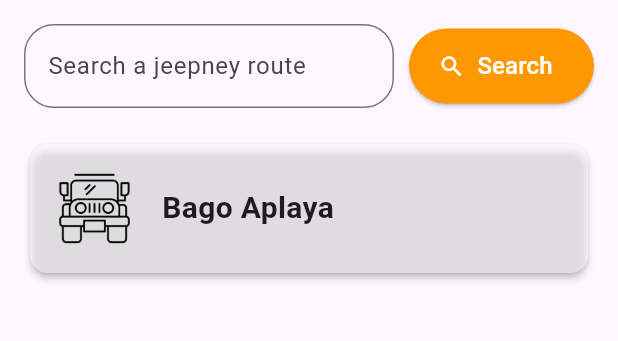
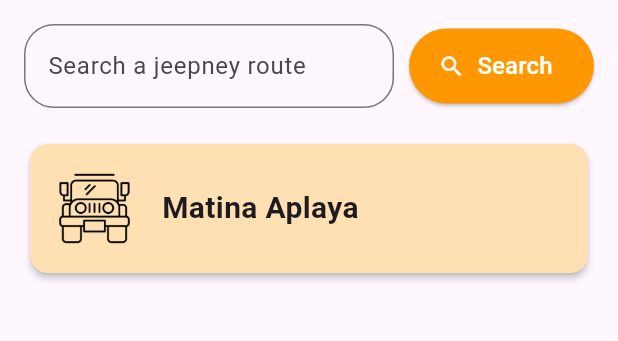
Before and after one commit to ZyroGlitch/KOMYUT, a Flutter app: the GooglemapScreen screen opened directly with empty values, after a tap on "Back", on a phone screen of 412 x 824 dp, the part 84-425 px from its top. Run offline on Flutter 3.47's test engine with Material 3 defaults, Android fonts, the phone set to English and light mode, and no system bars; our stand-ins replace file_picker, geolocator, google_maps_flutter, quickalert.

Commit message:
The Jeepney Tracker still on the progress.

```diff
--- a/lib/components/hotline.dart
+++ b/lib/components/hotline.dart
@@ -3,13 +3,11 @@ import 'package:flutter/material.dart';
 class Hotline extends StatelessWidget {
   const Hotline({
     super.key,
-    required this.backgroundColor,
     required this.hotline,
     required this.number,
     required this.image,
   });
 
-  final Color backgroundColor;
   final String hotline, number, image;
 
   @override
@@ -19,7 +17,7 @@ class Hotline extends StatelessWidget {
       shape: RoundedRectangleBorder(
         borderRadius: BorderRadius.circular(5.0),
       ),
-      color: backgroundColor,
+      color: Colors.orange[400],
       child: Padding(
         padding: const EdgeInsets.all(16.0),
         child: Column(
@@ -36,8 +34,8 @@ class Hotline extends StatelessWidget {
                 Text(
                   '$hotline \n$number',
                   style: TextStyle(
+                    fontSize: 16,
                     color: Colors.white,
-                    fontSize: 16,
                     fontWeight: FontWeight.bold,
                   ),
                 ),
--- a/lib/components/route_card.dart
+++ b/lib/components/route_card.dart
@@ -8,10 +8,12 @@ class RouteCard extends StatelessWidget {
     super.key,
     required this.routeName,
     required this.routeDirection,
+    required this.jeepneys,
   });
 
   final String routeName;
   final LatLng routeDirection;
+  final List<LatLng> jeepneys;
 
   @override
   Widget build(BuildContext context) {
@@ -22,12 +24,14 @@ class RouteCard extends StatelessWidget {
             builder: (context) => GooglemapScreen(
               destinationName: routeName,
               direction: routeDirection,
+              jeepneys: jeepneys,
             ),
           ),
         );
       },
       child: Card(
-        color: Colors.white54,
+        // color: Colors.white54,
+        color: Colors.orange[100],
         elevation: 2,
         child: Padding(
           padding: const EdgeInsets.all(18),
--- a/lib/landing.dart
+++ b/lib/landing.dart
@@ -1,5 +1,4 @@
 import 'package:flutter/material.dart';
-import 'package:komyut/frostedGlass.dart';
 import 'package:komyut/login_page.dart';
 
 class Landing extends StatelessWidget {
--- a/lib/main.dart
+++ b/lib/main.dart
@@ -1,6 +1,5 @@
 import 'package:flutter/material.dart';
 import 'package:komyut/landing.dart';
-import 'package:komyut/landing_page.dart';
 import 'package:komyut/login_page.dart';
 import 'package:komyut/pages/emergencyHotline_page.dart';
 import 'package:komyut/pages/home_page.dart';
@@ -27,7 +26,7 @@ class MyApp extends StatelessWidget {
     return MaterialApp(
       title: 'KOMYUT',
       debugShowCheckedModeBanner: false,
-      home: HomePage(),
+      home: SubscriptionPage(),
     );
   }
 }
--- a/lib/pages/home_page.dart
+++ b/lib/pages/home_page.dart
@@ -82,24 +82,35 @@ class _HomePageState extends State<HomePage> {
                 // Route Suggestions
                 SizedBox(height: 20),
                 RouteCard(
-                  routeName: 'Bago Aplaya',
-                  routeDirection:
-                      LatLng(7.0414018074710425, 125.52935128787122),
+                  routeName: 'Matina Aplaya',
+                  routeDirection: LatLng(7.0428252846035075, 125.5819558635912),
+                  jeepneys: [
+                    LatLng(7.06327477333032, 125.5989188107519),
+                    LatLng(7.067552404416505, 125.6021786429538),
+                  ],
                 ),
                 SizedBox(height: 5),
-                // RouteCard(routeName: 'Bangkal'),
+                // RouteCard(
+                //   routeName: 'Ecoland',
+                //   routeDirection: LatLng(7.048872894241014, 125.59570547420532),
+                // ),
                 // SizedBox(height: 5),
-                // RouteCard(routeName: 'Bo.Obrero'),
+                // RouteCard(
+                //   routeName: 'Claveria',
+                //   routeDirection: LatLng(7.070159357988616, 125.6114712519623),
+                // ),
                 // SizedBox(height: 5),
-                // RouteCard(routeName: 'Buhangin (via Dacudao)'),
+                // RouteCard(
+                //   routeName: 'Sta. Ana Ave',
+                //   routeDirection:
+                //       LatLng(7.0772005174468475, 125.61956608079798),
+                // ),
                 // SizedBox(height: 5),
-                // RouteCard(routeName: 'Buhangin (via JP Laurel)'),
+                // RouteCard(
+                //   routeName: 'Catalunan Pequeno',
+                //   routeDirection: LatLng(7.073299197794062, 125.52324846552237),
+                // ),
                 // SizedBox(height: 5),
-                // RouteCard(routeName: 'Bunawan (via Buhangin)'),
-                // SizedBox(height: 5),
-                // RouteCard(routeName: 'Bunawan (via Sasa)'),
-                // SizedBox(height: 5),
-                // RouteCard(routeName: 'Calinan'),
               ],
             ),
           ],
--- a/lib/pages/referral_program_page.dart
+++ b/lib/pages/referral_program_page.dart
@@ -112,7 +112,7 @@ class _ReferralProgramPageState extends State<ReferralProgramPage> {
                   icon: Icon(Icons.copy),
                   style: ElevatedButton.styleFrom(
                     fixedSize: Size(200, 40),
-                    backgroundColor: Colors.orangeAccent,
+                    backgroundColor: Colors.orange[400],
                     foregroundColor: Colors.white,
                     textStyle: TextStyle(fontWeight: FontWeight.bold),
                   ),
--- a/lib/pages/report_page.dart
+++ b/lib/pages/report_page.dart
@@ -54,7 +54,7 @@ class _ReportPageState extends State<ReportPage> {
                       onPressed: () {},
                       child: Text('All'),
                       style: OutlinedButton.styleFrom(
-                        backgroundColor: Colors.white,
+                        backgroundColor: Colors.cyan[100],
                         shape: RoundedRectangleBorder(
                           borderRadius: BorderRadius.circular(8),
                         ),
--- a/lib/payment_gateway/gcash.dart
+++ b/lib/payment_gateway/gcash.dart
@@ -70,7 +70,7 @@ class _GcashState extends State<Gcash> {
                 ),
                 SizedBox(height: 5),
                 Text(
-                  'php 200.00',
+                  'php 150.00',
                   style: TextStyle(
                     fontSize: 20,
                     color: Colors.black54,
@@ -121,7 +121,7 @@ class _GcashState extends State<Gcash> {
                             ),
                           ),
                           Text(
-                            'Unknown Hacker',
+                            'David Aguilar',
                             style: TextStyle(
                               fontSize: 16,
                             ),
@@ -142,7 +142,7 @@ class _GcashState extends State<Gcash> {
                             ),
                           ),
                           Text(
-                            'hacker@gmail.com',
+                            'david@gmail.com',
                             style: TextStyle(
                               fontSize: 16,
                             ),
--- a/lib/report_issue_page/add_report.dart
+++ b/lib/report_issue_page/add_report.dart
@@ -20,8 +20,7 @@ class _AddReportState extends State<AddReport> {
   Widget build(BuildContext context) {
     return Scaffold(
       appBar: AppBar(
-        backgroundColor: Colors.orange,
-        foregroundColor: Colors.white,
+        backgroundColor: Colors.yellow,
         centerTitle: true,
         title: Text('Add Report Issue'),
         leading: IconButton(
@@ -149,8 +148,7 @@ class _AddReportState extends State<AddReport> {
                 });
               },
               style: ElevatedButton.styleFrom(
-                backgroundColor: Colors.orange,
-                foregroundColor: Colors.white,
+                backgroundColor: Colors.yellow,
                 fixedSize: Size(500, 40),
                 textStyle: TextStyle(fontSize: 16),
               ),
--- a/lib/route_page/googleMap_screen.dart
+++ b/lib/route_page/googleMap_screen.dart
@@ -7,11 +7,13 @@ import '../pages/home_page.dart';
 class GooglemapScreen extends StatefulWidget {
   final String destinationName;
   final LatLng direction;
+  final List<LatLng> jeepneys;
 
   const GooglemapScreen({
     super.key,
     required this.destinationName,
     required this.direction,
+    required this.jeepneys,
   });
 
   @override
@@ -27,54 +29,76 @@ class _GooglemapScreenState extends State<GooglemapScreen> {
   late GoogleMapController googleMapController;
   Set<Marker> markers = {};
   LatLng currentLocation = LatLng(7.0657235, 125.5964753); // This is UM Matina
-
   Set<Polyline> polylines = {};
-
   List<LatLng> pointOnMap = [];
-
   double selectedMarkerDistance = 0.0;
   double distanceToDestination = 0.0;
+
+  BitmapDescriptor customIcon = BitmapDescriptor.defaultMarker;
 
   @override
   void initState() {
     super.initState();
+    customMarker(); // Load the custom marker
+    currentPosition();
 
-    // This is for polyLines
     pointOnMap = [
-      LatLng(7.0657235, 125.5964753), // This is UM Matina
+      LatLng(7.0657235, 125.5964753), // UM Matina
       widget.direction, // Dynamic direction
+      ...widget.jeepneys, // Jeepneys locations
     ];
 
+    setState(() {
+      polylines.add(
+        Polyline(
+          polylineId: const PolylineId("current_to_destination"),
+          color: Colors.green,
+          points: [pointOnMap[0], pointOnMap[1]],
+        ),
+      );
+
+      polylines.add(
+        Polyline(
+          polylineId: const PolylineId("jeepneys"),
+          color: Colors.orange,
+          points: pointOnMap.sublist(1),
+        ),
+      );
+
+      // Add markers
       for (int i = 0; i < pointOnMap.length; i++) {
+        BitmapDescriptor markerIcon = BitmapDescriptor.defaultMarker;
+        if (i > 1) {
+          markerIcon = customIcon; // Use the custom marker for jeepneys
+        }
+
         markers.add(
           Marker(
-          markerId: MarkerId(
-            i.toString(),
-          ),
+            markerId: MarkerId(i.toString()),
             position: pointOnMap[i],
             infoWindow: InfoWindow(
-            title: 'Places around my school.',
-            snippet: 'This is the place number #$i',
+              title: i > 1 ? 'Jeepney #$i' : 'Place #$i',
+              snippet:
+                  i > 1 ? 'This is a jeepney location.' : 'This is a place.',
             ),
-          icon: BitmapDescriptor.defaultMarker,
+            icon: markerIcon,
             onTap: () {
               updateSelectedMarkerDistance(pointOnMap[i]);
             },
           ),
         );
       }
-
-    setState(() {
-      polylines.add(
-        Polyline(
-          polylineId: PolylineId("ID"),
-          color: Colors.green,
-          points: pointOnMap,
-        ),
-      );
     });
 
     updateDistanceToDestination();
+  }
+
+  void customMarker() async {
+    customIcon = await BitmapDescriptor.asset(
+      const ImageConfiguration(size: Size(48, 48)),
+      'images/jeep32.png', // Path to your custom marker image
+    );
+    setState(() {}); // Refresh UI after loading marker
   }
 
   @override
@@ -87,10 +111,8 @@ class _GooglemapScreenState extends State<GooglemapScreen> {
             child: Stack(
               children: [
                 GoogleMap(
-                  // This is for the current location of the user
                   myLocationButtonEnabled: false,
-                  zoomControlsEnabled:
-                      false, // Disable the predefined zoom in/out buttons
+                  zoomControlsEnabled: false,
                   markers: markers,
                   polylines: polylines,
                   onMapCreated: (GoogleMapController controller) {
@@ -119,9 +141,9 @@ class _GooglemapScreenState extends State<GooglemapScreen> {
                       );
                       markers.add(Marker(
                         icon: BitmapDescriptor.defaultMarker,
-                        markerId: MarkerId('current_location'),
+                        markerId: const MarkerId('current_location'),
                         position: LatLng(position.latitude, position.longitude),
-                        infoWindow: InfoWindow(
+                        infoWindow: const InfoWindow(
                           title: 'My Current Location',
                           snippet: 'This is University of Mindanao.',
                         ),
@@ -130,7 +152,7 @@ class _GooglemapScreenState extends State<GooglemapScreen> {
                         updateMarkersWithDistance(position);
                       });
                     },
-                    child: Icon(
+                    child: const Icon(
                       Icons.my_location,
                       color: Colors.black,
                       size: 30,
@@ -144,7 +166,7 @@ class _GooglemapScreenState extends State<GooglemapScreen> {
             flex: 3,
             child: Container(
               width: double.infinity,
-              color: Colors.grey,
+              color: Colors.orange[100],
               padding: const EdgeInsets.all(18),
               child: SingleChildScrollView(
                 child: Column(
@@ -152,39 +174,43 @@ class _GooglemapScreenState extends State<GooglemapScreen> {
                   children: [
                     Text(
                       widget.destinationName,
-                      style: TextStyle(
-                        color: Colors.white,
+                      style: const TextStyle(
                         fontSize: 36,
                         fontWeight: FontWeight.bold,
                       ),
                     ),
-                    SizedBox(height: 10),
+                    const SizedBox(height: 10),
+                    Text(
+                      'Current Location -> ${widget.destinationName}',
+                      style: const TextStyle(
+                        fontSize: 20,
+                      ),
+                    ),
                     Text(
                       'Distance: ${distanceToDestination.toStringAsFixed(2)} km',
-                      style: TextStyle(
-                        color: Colors.white,
-                        fontSize: 18,
+                      style: const TextStyle(
+                        fontSize: 20,
                       ),
                     ),
-                    SizedBox(height: 20),
+                    const SizedBox(height: 20),
                     ElevatedButton.icon(
                       onPressed: () {
                         Navigator.of(context).push(
                           MaterialPageRoute(
-                            builder: (context) => HomePage(),
+                            builder: (context) => const HomePage(),
                           ),
                         );
                       },
-                      label: Text(
+                      label: const Text(
                         'Back',
                         style: TextStyle(
                           fontSize: 16,
                           fontWeight: FontWeight.bold,
                         ),
                       ),
-                      icon: Icon(Icons.arrow_back),
+                      icon: const Icon(Icons.arrow_back),
                       style: ElevatedButton.styleFrom(
-                        fixedSize: Size(150, 40),
+                        fixedSize: const Size(150, 40),
                         backgroundColor: Colors.orange,
                         foregroundColor: Colors.white,
                       ),
@@ -203,12 +229,11 @@ class _GooglemapScreenState extends State<GooglemapScreen> {
     bool serviceEnable;
     LocationPermission permission;
 
-    // check if the location service are enabled or not
     serviceEnable = await Geolocator.isLocationServiceEnabled();
     if (!serviceEnable) {
       return Future.error('Location service is disabled');
     }
-    // check the location permission status
+
     permission = await Geolocator.checkPermission();
     if (permission == LocationPermission.denied) {
       permission = await Geolocator.requestPermission();
@@ -221,49 +246,65 @@ class _GooglemapScreenState extends State<GooglemapScreen> {
       return Future.error('Location permission is denied permanently');
     }
 
-    Position position = await Geolocator.getCurrentPosition();
-    return position;
+    return await Geolocator.getCurrentPosition();
   }
 
   void updateMarkersWithDistance(Position userPosition) {
-    markers.clear();
-    for (int i = 0; i < pointOnMap.length; i++) {
-      double distanceInMeters = Geolocator.distanceBetween(
-        userPosition.latitude,
-        userPosition.longitude,
-        pointOnMap[i].latitude,
-        pointOnMap[i].longitude,
-      );
-      double distanceInKm = distanceInMeters / 1000;
+    markers.clear(); // Remove only the previous current location marker
 
+    // Add back the current location marker without changing its InfoWindow
     markers.add(
       Marker(
-          markerId: MarkerId(
-            i.toString(),
+        markerId: const MarkerId('current_location'),
+        position: LatLng(userPosition.latitude, userPosition.longitude),
+        infoWindow: const InfoWindow(
+          title: 'My Current Location',
+          snippet: 'This is University of Mindanao.',
         ),
-          position: pointOnMap[i],
+        icon: BitmapDescriptor.defaultMarker,
+      ),
+    );
+
+    // Add the destination marker with a static InfoWindow
+    markers.add(
+      Marker(
+        markerId: const MarkerId('destination'),
+        position: widget.direction,
         infoWindow: InfoWindow(
           title: widget.destinationName,
+          snippet: 'Destination location',
         ),
         icon: BitmapDescriptor.defaultMarker,
-          onTap: () {
-            updateSelectedMarkerDistance(pointOnMap[i]);
-          },
+      ),
+    );
+
+    // Re-add jeepney markers without modifying their InfoWindow
+    for (int i = 0; i < widget.jeepneys.length; i++) {
+      markers.add(
+        Marker(
+          markerId: MarkerId('jeepney_$i'),
+          position: widget.jeepneys[i],
+          infoWindow: InfoWindow(
+            title: 'Jeepney #${i + 1}',
+            snippet: 'This is a jeepney location.',
+          ),
+          icon: customIcon,
         ),
       );
     }
+
     setState(() {});
   }
 
   void updateSelectedMarkerDistance(LatLng markerPosition) async {
     Position userPosition = await currentPosition();
-    double distanceInMeters = Geolocator.distanceBetween(
+    double distanceInKm = Geolocator.distanceBetween(
           userPosition.latitude,
           userPosition.longitude,
           markerPosition.latitude,
           markerPosition.longitude,
-    );
-    double distanceInKm = distanceInMeters / 1000;
+        ) /
+        1000;
 
     setState(() {
       selectedMarkerDistance = distanceInKm;
@@ -272,13 +313,13 @@ class _GooglemapScreenState extends State<GooglemapScreen> {
 
   void updateDistanceToDestination() async {
     Position userPosition = await currentPosition();
-    double distanceInMeters = Geolocator.distanceBetween(
+    double distanceInKm = Geolocator.distanceBetween(
           userPosition.latitude,
           userPosition.longitude,
           widget.direction.latitude,
           widget.direction.longitude,
-    );
-    double distanceInKm = distanceInMeters / 1000;
+        ) /
+        1000;
 
     setState(() {
       distanceToDestination = distanceInKm;
```
Also changed, not shown: lib/components/subscription_card.dart (+1 -11 lines), lib/frostedGlass.dart (deleted, +0 -61 lines), lib/landing_page.dart (deleted, +0 -96 lines), lib/pages/emergencyHotline_page.dart (+0 -14 lines), lib/pages/subscription_page.dart (+13 -22 lines), lib/report_issue_page/view_report.dart (+3 -13 lines), images/subscription_logo.png. Lines whose indentation alone changed are shown as unchanged.
